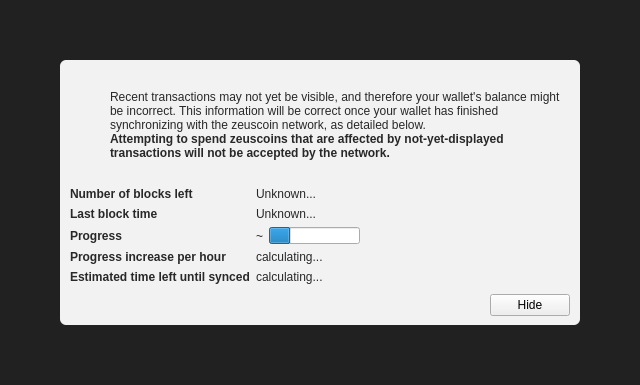
Before: the Qt Designer form src/qt/forms/modaloverlay.ui in skullcoin-project/skullcoin, drawn with Qt 5.
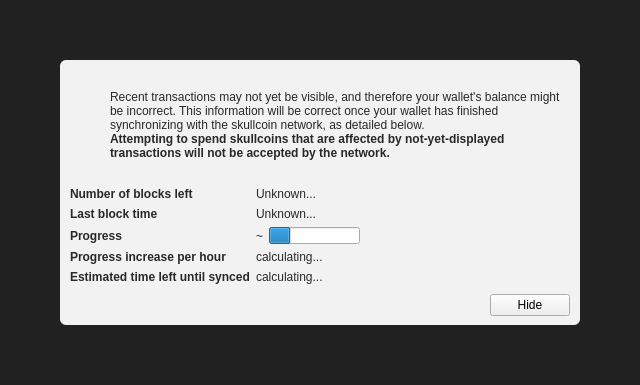
After: the same form once the commit is applied. Icons and pictures are not drawn. Custom widgets are drawn as their Qt base class.

```diff
--- a/src/qt/forms/modaloverlay.ui
+++ b/src/qt/forms/modaloverlay.ui
@@ -130,7 +130,7 @@
              <item>
               <widget class="QLabel" name="infoText">
                <property name="text">
-                <string>Recent transactions may not yet be visible, and therefore your wallet's balance might be incorrect. This information will be correct once your wallet has finished synchronizing with the zeuscoin network, as detailed below.</string>
+                <string>Recent transactions may not yet be visible, and therefore your wallet's balance might be incorrect. This information will be correct once your wallet has finished synchronizing with the skullcoin network, as detailed below.</string>
                </property>
                <property name="textFormat">
                 <enum>Qt::RichText</enum>
@@ -149,7 +149,7 @@
                 </font>
                </property>
                <property name="text">
-                <string>Attempting to spend zeuscoins that are affected by not-yet-displayed transactions will not be accepted by the network.</string>
+                <string>Attempting to spend skullcoins that are affected by not-yet-displayed transactions will not be accepted by the network.</string>
                </property>
                <property name="textFormat">
                 <enum>Qt::RichText</enum>
```
